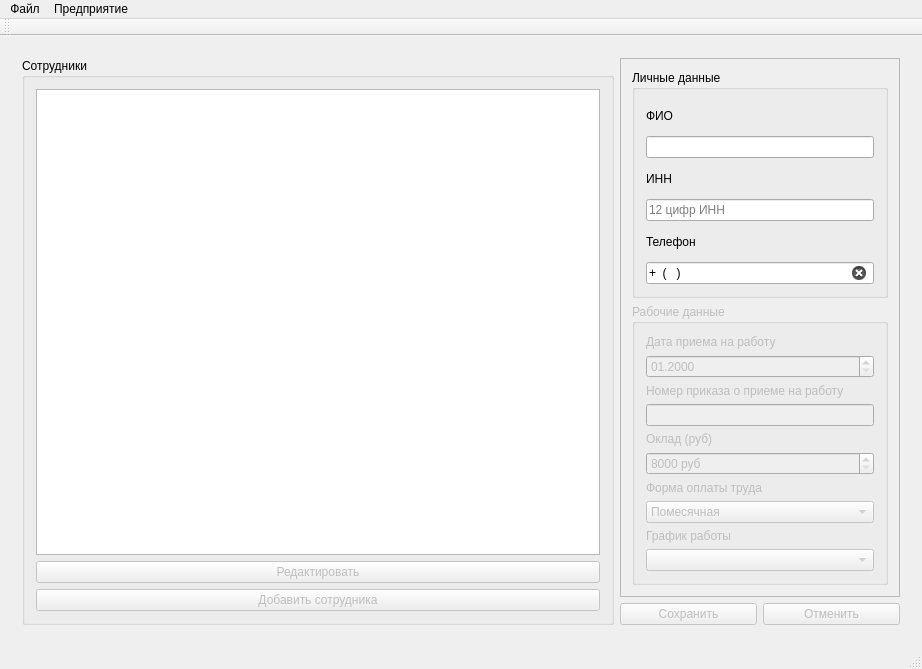
The window that SalaryCount/SalaryCount/salarycount.ui (artemkurylev/mdkp) describes before a commit, drawn with Qt 5.
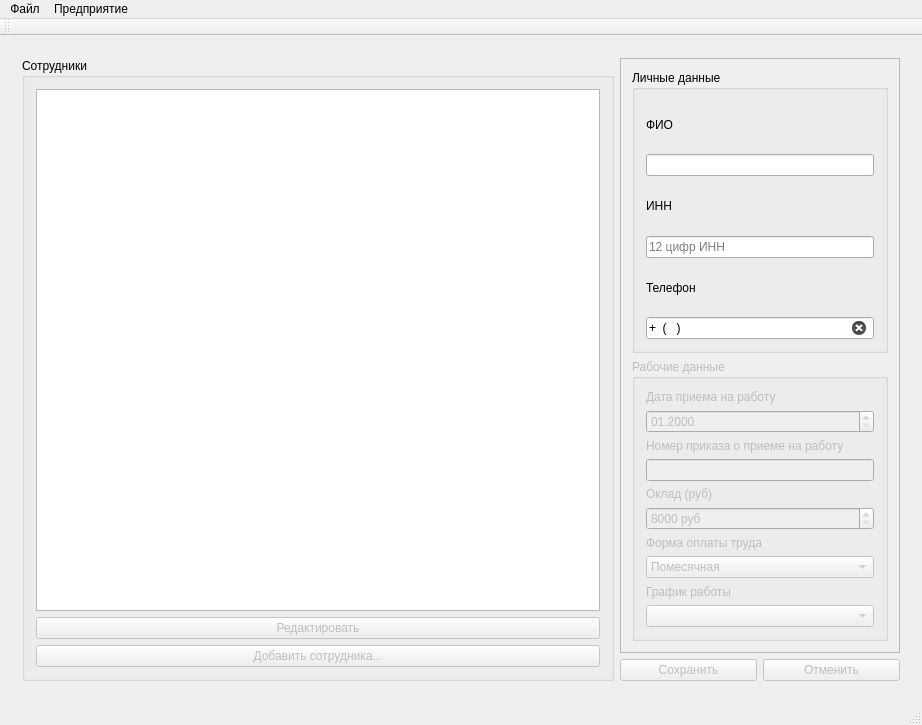
The same window after the commit. The open tabs and pages were chosen to show the change. Icons and pictures are not drawn.

Commit message: Управление политиками расширяемости виждетов (не помогло)

Diff of the .ui file:
```diff
--- a/SalaryCount/SalaryCount/salarycount.ui
+++ b/SalaryCount/SalaryCount/salarycount.ui
@@ -7,7 +7,7 @@
     <x>0</x>
     <y>0</y>
     <width>922</width>
-    <height>669</height>
+    <height>725</height>
    </rect>
   </property>
   <property name="windowTitle">
@@ -29,7 +29,7 @@
         <item>
          <widget class="QGroupBox" name="employeeBox">
           <property name="sizePolicy">
-           <sizepolicy hsizetype="Expanding" vsizetype="Preferred">
+           <sizepolicy hsizetype="Preferred" vsizetype="Preferred">
             <horstretch>2</horstretch>
             <verstretch>0</verstretch>
            </sizepolicy>
@@ -50,12 +50,19 @@
               <bool>false</bool>
              </property>
              <property name="text">
-              <string>Добавить сотрудника</string>
+              <string>Добавить сотрудника...</string>
              </property>
             </widget>
            </item>
            <item row="0" column="0">
-            <widget class="QListWidget" name="employeeList"/>
+            <widget class="QListWidget" name="employeeList">
+             <property name="sizePolicy">
+              <sizepolicy hsizetype="Preferred" vsizetype="Expanding">
+               <horstretch>0</horstretch>
+               <verstretch>0</verstretch>
+              </sizepolicy>
+             </property>
+            </widget>
            </item>
            <item row="2" column="0">
             <layout class="QHBoxLayout" name="horizontalLayout_8">
@@ -102,7 +109,7 @@
                <x>0</x>
                <y>0</y>
                <width>278</width>
-               <height>548</height>
+               <height>575</height>
               </rect>
              </property>
              <layout class="QGridLayout" name="gridLayout_2">
@@ -111,6 +118,12 @@
                 <property name="enabled">
                  <bool>false</bool>
                 </property>
+                <property name="sizePolicy">
+                 <sizepolicy hsizetype="Expanding" vsizetype="Preferred">
+                  <horstretch>0</horstretch>
+                  <verstretch>0</verstretch>
+                 </sizepolicy>
+                </property>
                 <property name="title">
                  <string>Рабочие данные</string>
                 </property>
@@ -225,6 +238,12 @@
                 <property name="enabled">
                  <bool>true</bool>
                 </property>
+                <property name="sizePolicy">
+                 <sizepolicy hsizetype="Expanding" vsizetype="Preferred">
+                  <horstretch>0</horstretch>
+                  <verstretch>0</verstretch>
+                 </sizepolicy>
+                </property>
                 <property name="title">
                  <string>Личные данные</string>
                 </property>
```
Left out of the diff: 4 changed lines with no effect on the pictures.
